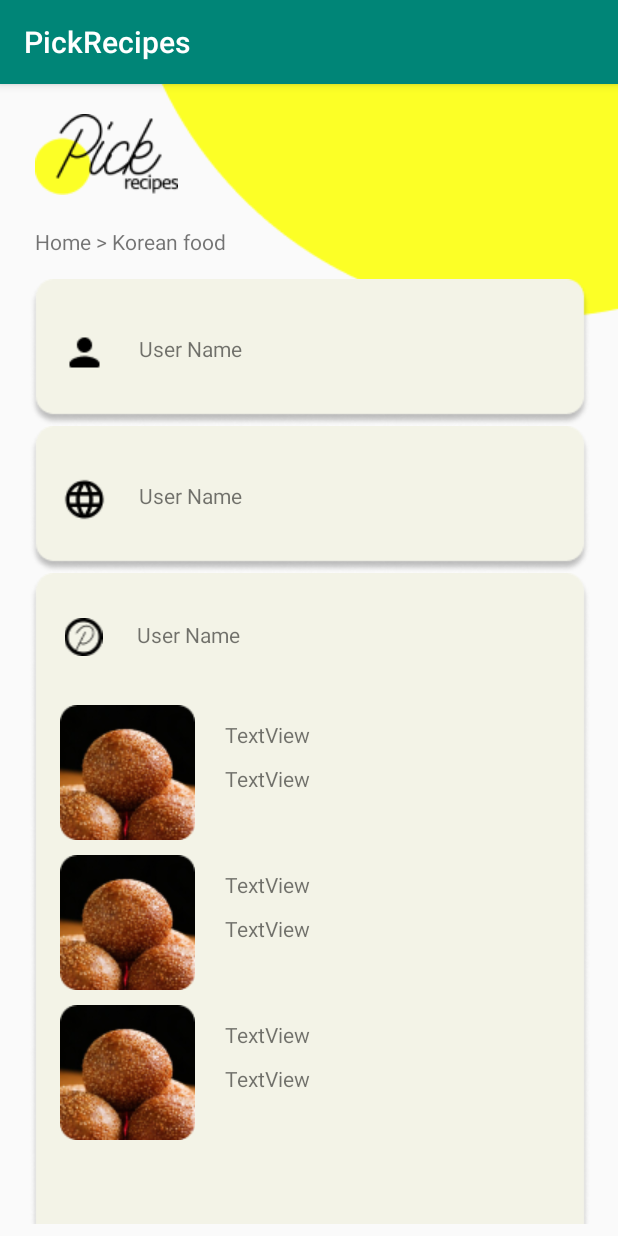
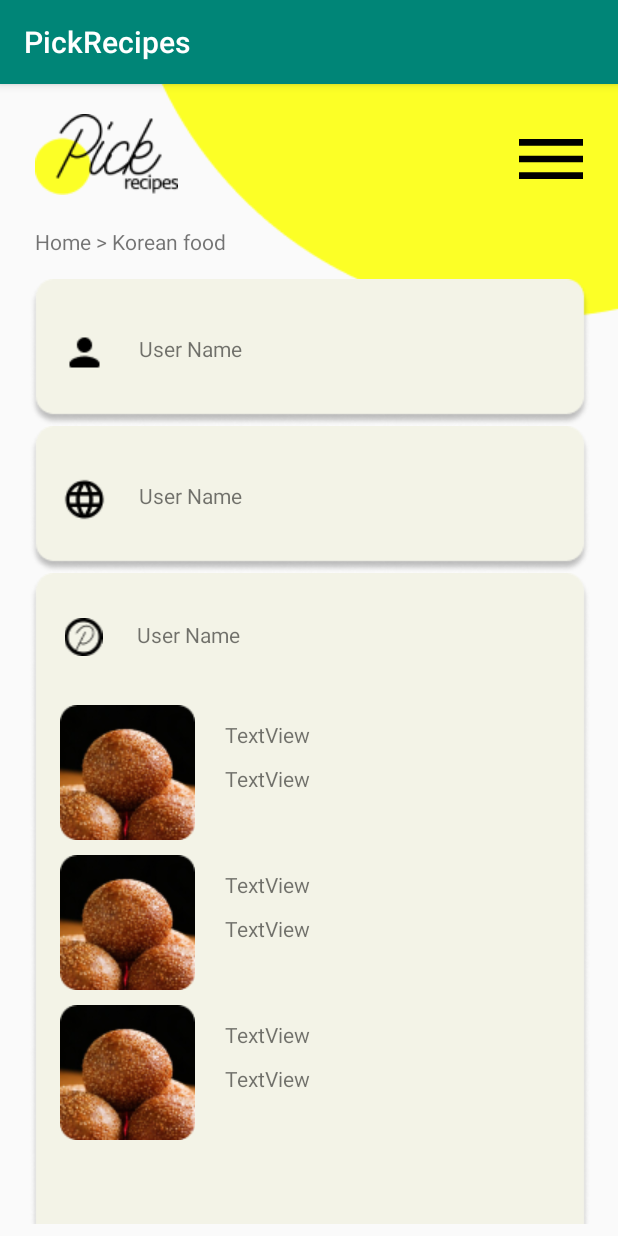
Before and after one commit to HYEOCK/PickRecipes, an Android app: the MyPage screen opened directly, with no data from a screen before it, on a phone screen of 412 x 824 dp. Run offline under Robolectric (Android 15) with nearby library versions, the phone set to English and light mode, and no system bars.

```diff
--- a/app/build.gradle
+++ b/app/build.gradle
@@ -22,6 +22,7 @@ dependencies {
     implementation fileTree(dir: 'libs', include: ['*.jar'])
     implementation 'com.android.support:appcompat-v7:28.0.0'
     implementation 'com.android.support.constraint:constraint-layout:1.1.3'
+    implementation 'com.android.support:support-v4:28.0.0'
     testImplementation 'junit:junit:4.12'
     androidTestImplementation 'com.android.support.test:runner:1.0.2'
     androidTestImplementation 'com.android.support.test.espresso:espresso-core:3.0.2'
--- a/app/src/main/AndroidManifest.xml
+++ b/app/src/main/AndroidManifest.xml
@@ -9,7 +9,7 @@
         android:roundIcon="@mipmap/ic_launcher_round"
         android:supportsRtl="true"
         android:theme="@style/AppTheme">
-        <activity android:name=".MyPage"></activity>
+        <activity android:name=".MyPage" />
         <activity android:name=".contents" />
         <activity android:name=".KfoodList" />
         <activity android:name=".MainActivity">
--- a/app/src/main/java/com/example/pickrecipes/KfoodList.java
+++ b/app/src/main/java/com/example/pickrecipes/KfoodList.java
@@ -5,9 +5,12 @@ import android.os.Bundle;
 
 public class KfoodList extends AppCompatActivity {
 
+
     @Override
     protected void onCreate(Bundle savedInstanceState) {
         super.onCreate(savedInstanceState);
         setContentView(R.layout.activity_kfood_list);
     }
+
+
 }
--- /dev/null
+++ b/app/src/main/res/drawable-anydpi/menu.xml
@@ -0,0 +1,13 @@
+<vector xmlns:android="http://schemas.android.com/apk/res/android"
+    android:width="24dp"
+    android:height="24dp"
+    android:viewportWidth="18"
+    android:viewportHeight="18"
+    android:tint="#000000">
+  <group android:translateX="-3"
+      android:translateY="-3">
+      <path
+          android:fillColor="#FF000000"
+          android:pathData="M3,18h18v-2L3,16v2zM3,13h18v-2L3,11v2zM3,6v2h18L21,6L3,6z"/>
+  </group>
+</vector>
--- a/app/src/main/res/layout/activity_my_page.xml
+++ b/app/src/main/res/layout/activity_my_page.xml
@@ -27,6 +27,18 @@
         android:text="Home > Korean food"
         android:layout_marginStart="23dp"
         android:layout_marginTop="95dp"/>
+
+    <Button
+        android:id="@+id/button"
+        android:layout_width="40dp"
+        android:layout_height="40dp"
+        android:layout_alignParentStart="true"
+        android:layout_alignParentTop="true"
+        android:layout_alignParentEnd="true"
+        android:layout_marginStart="346dp"
+        android:layout_marginTop="30dp"
+        android:layout_marginEnd="23dp"
+        android:background="@drawable/menu" />
 
     <ScrollView
         android:layout_width="match_parent"
```
Also changed, not shown: app/src/main/java/com/example/pickrecipes/KList.java (added, +31 -0 lines), app/src/main/res/layout/activity_contents.xml (+12 -0 lines), app/src/main/res/layout/activity_kfood_list.xml (+36 -0 lines), app/src/main/res/layout/k_list.xml (added, +33 -0 lines), app/src/main/res/menu/activity_main2_drawer.xml (added, +38 -0 lines), app/src/main/res/menu/main2.xml (added, +9 -0 lines), app/src/main/res/values/strings.xml (+7 -0 lines), app/src/main/res/values/styles.xml (+9 -0 lines), app/src/main/res/drawable-hdpi/menu.png (added), app/src/main/res/drawable-mdpi/menu.png (added), app/src/main/res/drawable-xhdpi/menu.png (added), app/src/main/res/drawable-xxhdpi/menu.png (added).
